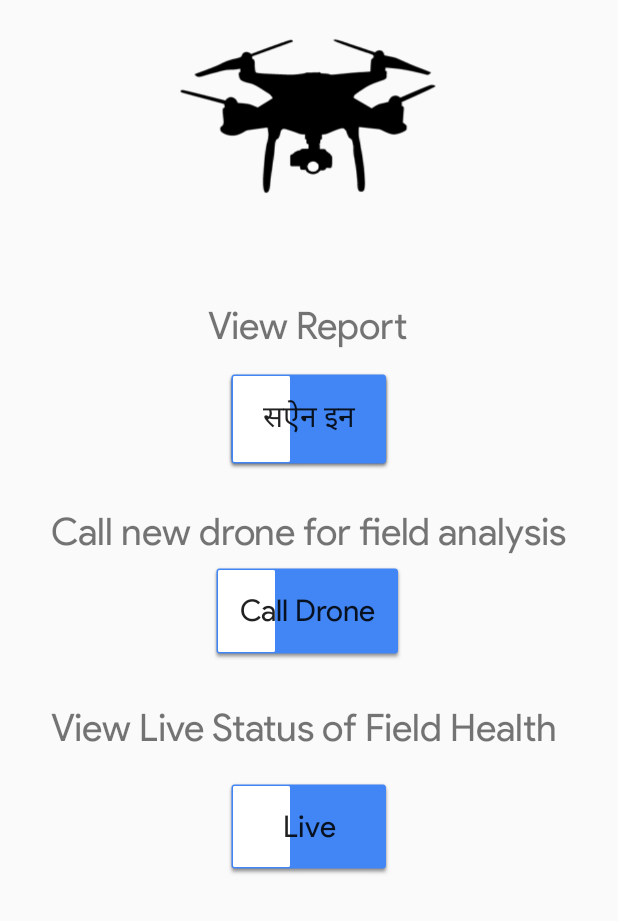
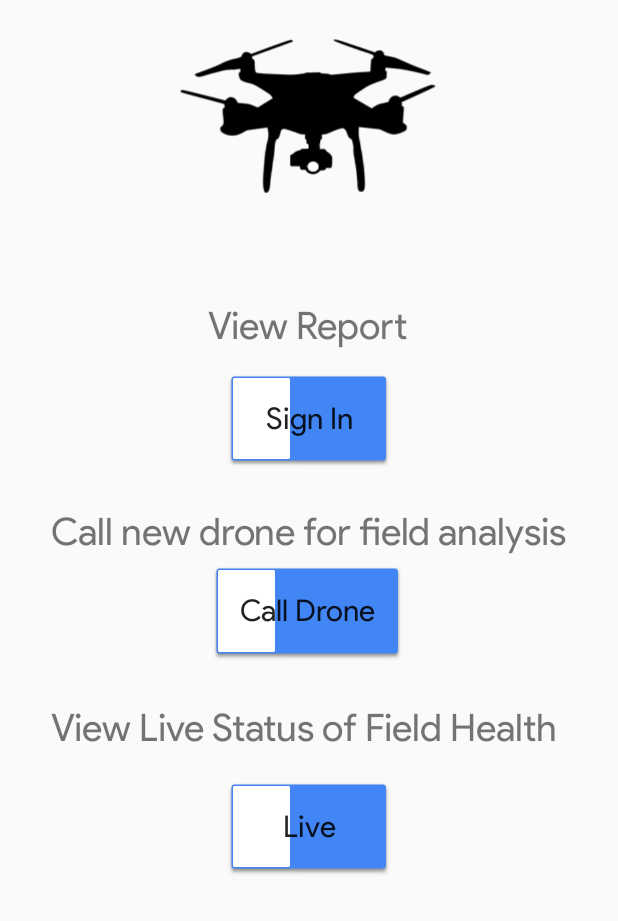
Before and after one commit to chetanchawla/Dronalyser, an Android app: the screen it shows after launch (MainActivity), on a phone screen of 412 x 824 dp, the part 315-1236 px from its top. Run offline under Robolectric (Android 15) with nearby library versions, the phone set to English and light mode, and no system bars.

Commit message:
Translation finalized

```diff
--- a/app/src/main/java/com/example/dronalyser/MainActivity.java
+++ b/app/src/main/java/com/example/dronalyser/MainActivity.java
@@ -24,9 +24,9 @@ public class MainActivity extends AppCompatActivity {
         super.onCreate(savedInstanceState);
         setContentView(R.layout.activity_main);
 
-
     }
 
+    //Function toggles the language of the application from Hindi toEnglish and Vice Versa
     public void convertText(View view){
         TextView heading_eng = (TextView)findViewById(R.id.heading_eng);
         TextView heading_hin = (TextView)findViewById(R.id.heading_hin);
@@ -44,6 +44,10 @@ public class MainActivity extends AppCompatActivity {
         Button signing_in_hin = (Button)findViewById(R.id.signing_in_hindi);
         Switch translate = (Switch) findViewById(R.id.Translate);
         Switch translate_hin = (Switch) findViewById(R.id.Translate_Hin);
+
+
+        //Toggling the Englist to Hindi witch and vice versa
+
         if(toggleHin%2==0){
             heading_eng.setVisibility(View.INVISIBLE);
             heading_hin.setVisibility(View.VISIBLE);
@@ -53,14 +57,10 @@ public class MainActivity extends AppCompatActivity {
             drone_hin.setVisibility(View.VISIBLE);
             live_eng.setVisibility(View.INVISIBLE);
             live_hin.setVisibility(View.VISIBLE);
-            drone_button_eng.setVisibility(View.INVISIBLE);
-            drone_button_hin.setVisibility(View.VISIBLE);
-            live_button_eng.setVisibility(View.INVISIBLE);
-            live_button_hin.setVisibility(View.VISIBLE);
-            signing_in.setVisibility(View.INVISIBLE);
-            signing_in_hin.setVisibility(View.VISIBLE);
-            translate.setVisibility(View.INVISIBLE);
-            translate_hin.setVisibility(View.VISIBLE);
+            drone_button_eng.setText("ड्रोन बुलायें");
+            live_button_eng.setText("जाँच देखें");
+            signing_in.setText("सऐन इन");
+            translate.setText("English");
         }
         else{
             heading_eng.setVisibility(View.VISIBLE);
@@ -71,20 +71,19 @@ public class MainActivity extends AppCompatActivity {
             drone_hin.setVisibility(View.INVISIBLE);
             live_eng.setVisibility(View.VISIBLE);
             live_hin.setVisibility(View.INVISIBLE);
-            drone_button_eng.setVisibility(View.VISIBLE);
-            drone_button_hin.setVisibility(View.INVISIBLE);
-            live_button_eng.setVisibility(View.VISIBLE);
-            live_button_hin.setVisibility(View.INVISIBLE);
-            signing_in.setVisibility(View.VISIBLE);
-            signing_in_hin.setVisibility(View.INVISIBLE);
-            translate.setVisibility(View.VISIBLE);
-            translate_hin.setVisibility(View.INVISIBLE);
+            drone_button_eng.setText("Call Drone");
+            live_button_eng.setText("Live");
+            signing_in.setText("Sign In");
+            translate.setText("हिन्दी");
         }
         toggleHin++;
     }
     public void buttonSign(View view){
         //Fetch MAC Address of the device to sign in
         macid= getMac();
+        Toast.makeText(getBaseContext(),
+            macid,
+            Toast.LENGTH_SHORT).show();
         //Firebase connectivity to retrieve storage data
     }
 
--- a/app/src/main/res/layout/activity_main.xml
+++ b/app/src/main/res/layout/activity_main.xml
@@ -93,26 +93,7 @@
         app:layout_constraintRight_toRightOf="parent"
         app:layout_constraintTop_toTopOf="parent"
         app:layout_constraintVertical_bias="0.752" />
-    <Button
-        android:id="@+id/drone_button_hin"
-        android:visibility="invisible"
-        style="@style/Widget.AppCompat.Button.Small"
-        android:layout_width="wrap_content"
-        android:layout_height="65dp"
-        android:background="@drawable/common_google_signin_btn_text_dark_normal_background"
-        android:fontFamily="@font/prod_sans_reg"
-        android:onClick="droneCall"
-        android:padding="20dp"
-        android:scrollHorizontally="true"
-        android:text="ड्रोन बुलायें"
-        android:textAllCaps="false"
-        android:textSize="20dp"
-        app:layout_constraintBottom_toBottomOf="parent"
-        app:layout_constraintHorizontal_bias="0.496"
-        app:layout_constraintLeft_toLeftOf="parent"
-        app:layout_constraintRight_toRightOf="parent"
-        app:layout_constraintTop_toTopOf="parent"
-        app:layout_constraintVertical_bias="0.752" />
+
 
     <TextView
         android:id="@+id/drone_eng"
@@ -160,24 +141,7 @@
         app:layout_constraintRight_toRightOf="parent"
         app:layout_constraintTop_toTopOf="parent"
         app:layout_constraintVertical_bias="0.57" />
-    <Button
-        android:id="@+id/signing_in_hindi"
-        style="@style/Widget.AppCompat.Button.Small"
-        android:layout_width="wrap_content"
-        android:layout_height="wrap_content"
-        android:background="@drawable/common_google_signin_btn_text_dark_normal_background"
-        android:fontFamily="@font/prod_sans_reg"
-        android:onClick="buttonSign"
-        android:padding="20dp"
-        android:scrollHorizontally="true"
-        android:text="सऐन इन"
-        android:textAllCaps="false"
-        android:textSize="20dp"
-        app:layout_constraintBottom_toBottomOf="parent"
-        app:layout_constraintLeft_toLeftOf="parent"
-        app:layout_constraintRight_toRightOf="parent"
-        app:layout_constraintTop_toTopOf="parent"
-        app:layout_constraintVertical_bias="0.57" />
+
 
     <TextView
         android:id="@+id/live_eng"
@@ -224,24 +188,7 @@
         app:layout_constraintRight_toRightOf="parent"
         app:layout_constraintTop_toTopOf="parent"
         app:layout_constraintVertical_bias="0.956" />
-    <Button
-        android:id="@+id/live_button_hin"
-        android:visibility="invisible"
-        style="@style/Widget.AppCompat.Button.Small"
-        android:layout_width="wrap_content"
-        android:layout_height="wrap_content"
-        android:background="@drawable/common_google_signin_btn_text_dark_normal_background"
-        android:fontFamily="@font/prod_sans_reg"
-        android:padding="20dp"
-        android:scrollHorizontally="true"
-        android:text="जाँच देखें"
-        android:textAllCaps="false"
-        android:textSize="20dp"
-        app:layout_constraintBottom_toBottomOf="parent"
-        app:layout_constraintLeft_toLeftOf="parent"
-        app:layout_constraintRight_toRightOf="parent"
-        app:layout_constraintTop_toTopOf="parent"
-        app:layout_constraintVertical_bias="0.956" />
+
 
     <Switch
         android:id="@+id/Translate"
@@ -260,23 +207,6 @@
         app:layout_constraintRight_toRightOf="parent"
         app:layout_constraintTop_toTopOf="parent"
         app:layout_constraintVertical_bias="0.023" />
-    <Switch
-        android:id="@+id/Translate_Hin"
-        android:visibility="invisible"
-        android:layout_width="wrap_content"
-        android:layout_height="wrap_content"
-        android:background="@color/common_google_signin_btn_text_dark_focused"
-        android:fontFamily="@font/hindi2"
-        android:onClick="convertText"
-        android:padding="10dp"
-        android:text="English"
-        android:textColor="#FFFFFF"
-        android:textSize="25dp"
-        app:layout_constraintBottom_toBottomOf="parent"
-        app:layout_constraintHorizontal_bias="0.947"
-        app:layout_constraintLeft_toLeftOf="parent"
-        app:layout_constraintRight_toRightOf="parent"
-        app:layout_constraintTop_toTopOf="parent"
-        app:layout_constraintVertical_bias="0.023" />
+
 
 </android.support.constraint.ConstraintLayout>
```
